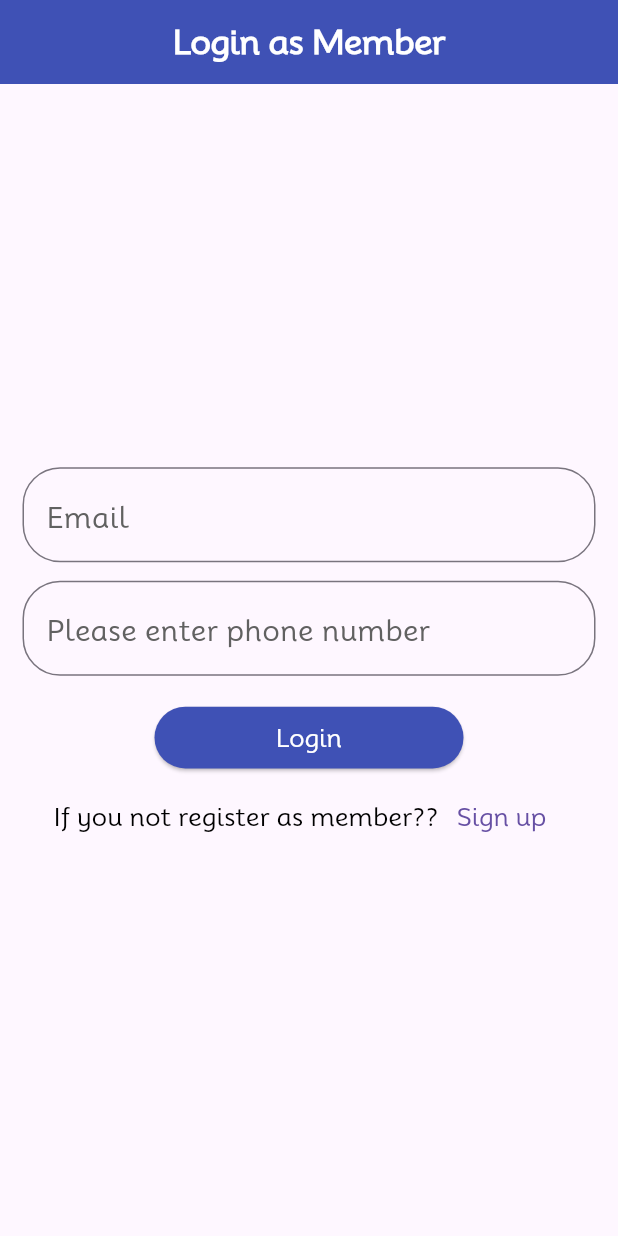
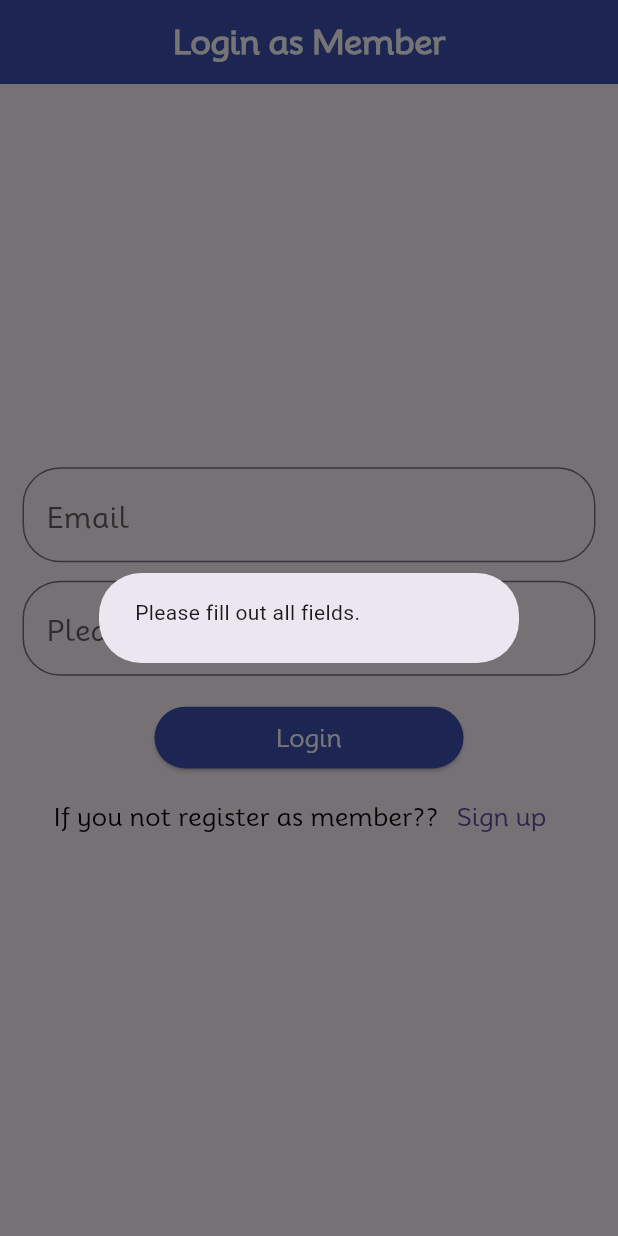
Before and after one commit to jeel-butani/HCD-Project, a Flutter app: the LoginMember screen opened directly, after a tap on "Login", on a phone screen of 412 x 824 dp. Run offline on Flutter 3.47's test engine with Material 3 defaults, Android fonts, the phone set to English and light mode, and no system bars; our stand-ins replace cloud_firestore, firebase_auth, firebase_core, get; accounts and stored records are empty.

Commit message:
complete for signup and login

```diff
--- a/family_management/lib/firebase_api/member_api.dart
+++ b/family_management/lib/firebase_api/member_api.dart
@@ -56,7 +56,7 @@ class MemberCrud {
         emailQuerySnapshot.docs.isNotEmpty;
   }
 
-  static Future<String?> LoginFamily({
+  static Future<String?> LoginMembar({
     required String familyId,
     required String email,
     required String phoneNum,
--- a/family_management/lib/login_member.dart
+++ b/family_management/lib/login_member.dart
@@ -1,3 +1,4 @@
+import 'package:family_management/firebase_api/member_api.dart';
 import 'package:family_management/get_size.dart';
 import 'package:family_management/home.dart';
 import 'package:family_management/signup_member.dart';
@@ -18,7 +19,7 @@ class LoginMember extends StatefulWidget {
 class _LoginMemberState extends State<LoginMember> {
   late TextEditingController emailController;
   late TextEditingController phoneController;
-
+  String memberId = "";
   @override
   void initState() {
     emailController = TextEditingController();
@@ -55,7 +56,18 @@ class _LoginMemberState extends State<LoginMember> {
               height: CompnentSize.getHeight(context, 0.025),
             ),
             UiHelper.customButton(() {
-              logIn();
+              if (emailController.text.trim() != "" ||
+                  phoneController.text.trim() != "") {
+                logIn();
+              } else {
+                showDialog(
+                    context: context,
+                    builder: (context) {
+                      return AlertDialog(
+                        content: Text("Please fill out all fields."),
+                      );
+                    });
+              }
             }, "Login", context),
             SizedBox(
               height: CompnentSize.getHeight(context, 0.01),
@@ -91,5 +103,23 @@ class _LoginMemberState extends State<LoginMember> {
     );
   }
 
-  void logIn() async {}
+  void logIn() async {
+    memberId = await MemberCrud.LoginMembar(
+      familyId: LoginMember.familyId,
+      email: emailController.text.trim(),
+      phoneNum: phoneController.text.trim(),
+    ).toString();
+
+    if (memberId != "") {
+      Get.off(() => Home(familyId: LoginMember.familyId, memberId: memberId));
+    } else {
+      showDialog(
+          context: context,
+          builder: (context) {
+            return AlertDialog(
+              content: Text("There no Family with this information"),
+            );
+          });
+    }
+  }
 }
```
